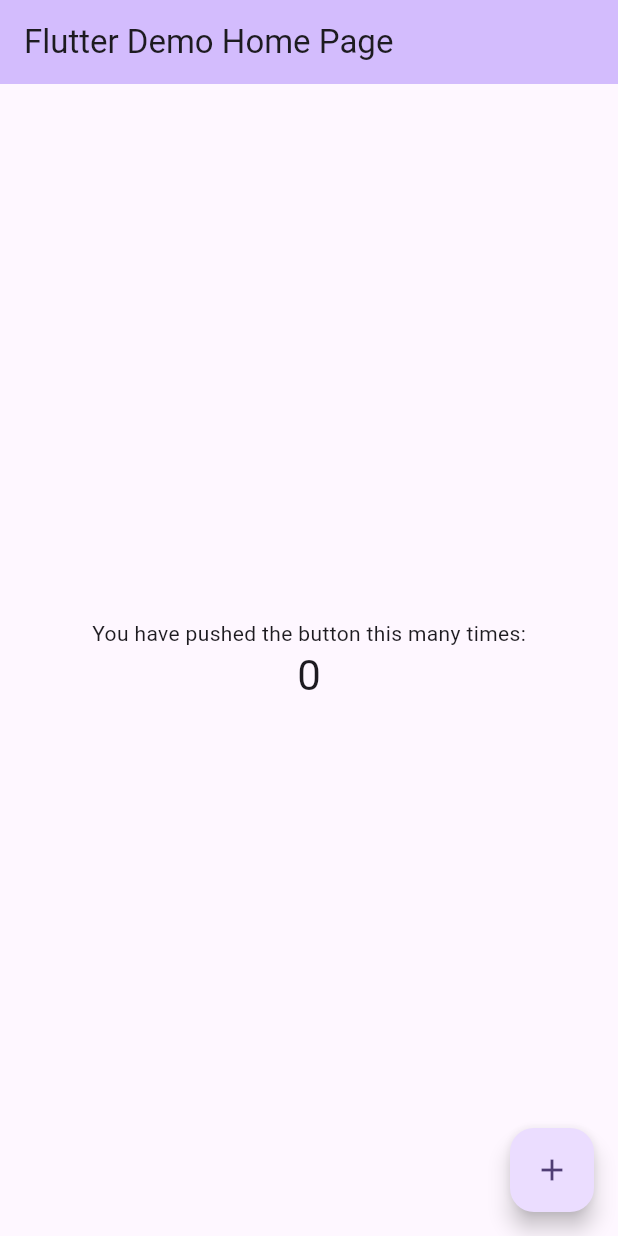
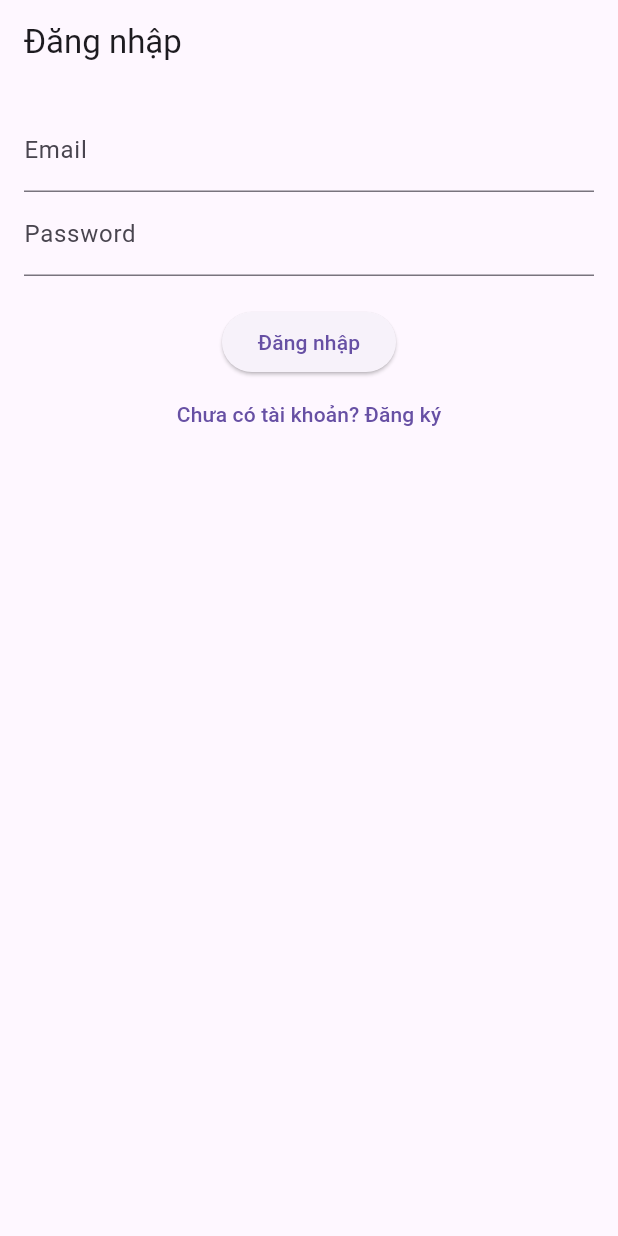
Before and after one commit to Qthanh1t/chat-app-flutter, a Flutter app: the screen it shows after launch, on a phone screen of 412 x 824 dp. Run offline on Flutter 3.47's test engine with Material 3 defaults, Android fonts, the phone set to English and light mode, and no system bars; our stand-ins replace hive, hive_flutter; accounts and stored records are empty.

Commit message:
register and login page, auto login with token

```diff
--- a/lib/main.dart
+++ b/lib/main.dart
@@ -1,125 +1,63 @@
 import 'package:flutter/material.dart';
+import 'package:hive_flutter/hive_flutter.dart';
+import 'package:http/http.dart' as http;
+import 'dart:convert';
 
-void main() {
+import 'pages/login_page.dart';
+import 'pages/home_page.dart';
+
+void main() async {
+  WidgetsFlutterBinding.ensureInitialized();
+  await Hive.initFlutter();
+  await Hive.openBox("chat_app");
+
   runApp(const MyApp());
 }
 
 class MyApp extends StatelessWidget {
   const MyApp({super.key});
 
-  // This widget is the root of your application.
-  @override
-  Widget build(BuildContext context) {
-    return MaterialApp(
-      title: 'Flutter Demo',
-      theme: ThemeData(
-        // This is the theme of your application.
-        //
-        // TRY THIS: Try running your application with "flutter run". You'll see
-        // the application has a purple toolbar. Then, without quitting the app,
-        // try changing the seedColor in the colorScheme below to Colors.green
-        // and then invoke "hot reload" (save your changes or press the "hot
-        // reload" button in a Flutter-supported IDE, or press "r" if you used
-        // the command line to start the app).
-        //
-        // Notice that the counter didn't reset back to zero; the application
-        // state is not lost during the reload. To reset the state, use hot
-        // restart instead.
-        //
-        // This works for code too, not just values: Most code changes can be
-        // tested with just a hot reload.
-        colorScheme: ColorScheme.fromSeed(seedColor: Colors.deepPurple),
-        useMaterial3: true,
-      ),
-      home: const MyHomePage(title: 'Flutter Demo Home Page'),
-    );
-  }
-}
+  Future<bool> checkToken() async {
+    final box = Hive.box("chat_app");
+    final token = box.get("token");
+    if (token == null) return false;
 
-class MyHomePage extends StatefulWidget {
-  const MyHomePage({super.key, required this.title});
+    try {
+      final response = await http.get(
+        Uri.parse("http://10.0.2.2:5000/api/users/me"),
+        headers: {"Authorization": "Bearer $token"},
+      );
 
-  // This widget is the home page of your application. It is stateful, meaning
-  // that it has a State object (defined below) that contains fields that affect
-  // how it looks.
-
-  // This class is the configuration for the state. It holds the values (in this
-  // case the title) provided by the parent (in this case the App widget) and
-  // used by the build method of the State. Fields in a Widget subclass are
-  // always marked "final".
-
-  final String title;
-
-  @override
-  State<MyHomePage> createState() => _MyHomePageState();
-}
-
-class _MyHomePageState extends State<MyHomePage> {
-  int _counter = 0;
-
-  void _incrementCounter() {
-    setState(() {
-      // This call to setState tells the Flutter framework that something has
-      // changed in this State, which causes it to rerun the build method below
-      // so that the display can reflect the updated values. If we changed
-      // _counter without calling setState(), then the build method would not be
-      // called again, and so nothing would appear to happen.
-      _counter++;
-    });
+      if (response.statusCode == 200) {
+        final data = jsonDecode(response.body);
+        box.put("userId", data["_id"]);
+        box.put("username", data["username"]);
+        return true;
+      } else {
+        box.delete("token");
+        return false;
+      }
+    } catch (e) {
+      box.delete("token");
+      return false;
+    }
   }
 
   @override
   Widget build(BuildContext context) {
-    // This method is rerun every time setState is called, for instance as done
-    // by the _incrementCounter method above.
-    //
-    // The Flutter framework has been optimized to make rerunning build methods
-    // fast, so that you can just rebuild anything that needs updating rather
-    // than having to individually change instances of widgets.
-    return Scaffold(
-      appBar: AppBar(
-        // TRY THIS: Try changing the color here to a specific color (to
-        // Colors.amber, perhaps?) and trigger a hot reload to see the AppBar
-        // change color while the other colors stay the same.
-        backgroundColor: Theme.of(context).colorScheme.inversePrimary,
-        // Here we take the value from the MyHomePage object that was created by
-        // the App.build method, and use it to set our appbar title.
-        title: Text(widget.title),
-      ),
-      body: Center(
-        // Center is a layout widget. It takes a single child and positions it
-        // in the middle of the parent.
-        child: Column(
-          // Column is also a layout widget. It takes a list of children and
-          // arranges them vertically. By default, it sizes itself to fit its
-          // children horizontally, and tries to be as tall as its parent.
-          //
-          // Column has various properties to control how it sizes itself and
-          // how it positions its children. Here we use mainAxisAlignment to
-          // center the children vertically; the main axis here is the vertical
-          // axis because Columns are vertical (the cross axis would be
-          // horizontal).
-          //
-          // TRY THIS: Invoke "debug painting" (choose the "Toggle Debug Paint"
-          // action in the IDE, or press "p" in the console), to see the
-          // wireframe for each widget.
-          mainAxisAlignment: MainAxisAlignment.center,
-          children: <Widget>[
-            const Text(
-              'You have pushed the button this many times:',
-            ),
-            Text(
-              '$_counter',
-              style: Theme.of(context).textTheme.headlineMedium,
-            ),
-          ],
-        ),
-      ),
-      floatingActionButton: FloatingActionButton(
-        onPressed: _incrementCounter,
-        tooltip: 'Increment',
-        child: const Icon(Icons.add),
-      ), // This trailing comma makes auto-formatting nicer for build methods.
+    return FutureBuilder<bool>(
+      future: checkToken(),
+      builder: (context, snapshot) {
+        if (!snapshot.hasData) {
+          return const MaterialApp(
+              home: Scaffold(body: Center(child: CircularProgressIndicator())));
+        }
+        final isLoggedIn = snapshot.data!;
+        return MaterialApp(
+          title: 'Flutter Chat',
+          home: isLoggedIn ? const HomePage() : const LoginPage(),
+        );
+      },
     );
   }
 }
--- /dev/null
+++ b/lib/pages/login_page.dart
@@ -0,0 +1,77 @@
+import 'package:flutter/material.dart';
+import 'package:hive/hive.dart';
+import 'package:http/http.dart' as http;
+import 'dart:convert';
+
+import 'home_page.dart';
+import 'register_page.dart';
+
+class LoginPage extends StatefulWidget {
+  const LoginPage({super.key});
+  @override
+  State<LoginPage> createState() {
+    return _LoginPageState();
+  }
+}
+
+class _LoginPageState extends State<LoginPage> {
+  final emailController = TextEditingController();
+  final passwordController = TextEditingController();
+  final box = Hive.box("chat_app");
+
+  Future<void> login() async {
+    final response = await http.post(
+      Uri.parse("http://10.0.2.2:5000/api/users/login"),
+      headers: {"Content-Type": "application/json"},
+      body: jsonEncode(
+          {"email": emailController.text, "password": passwordController.text}),
+    );
+    if (response.statusCode == 200) {
+      final data = jsonDecode(response.body);
+      box.put("token", data["token"]);
+      box.put("userId", data["user"]["_id"]);
+      box.put("username", data["user"]["username"]);
+
+      Navigator.pushReplacement(
+        context,
+        MaterialPageRoute(builder: (_) => const HomePage()),
+      );
+    } else {
+      print("Đăng nhập thất bại: ${response.body}");
+    }
+  }
+
+  @override
+  Widget build(BuildContext context) {
+    return Scaffold(
+      appBar: AppBar(
+        title: const Text("Đăng nhập"),
+      ),
+      body: Padding(
+        padding: const EdgeInsets.all(16),
+        child: Column(
+          children: [
+            TextField(
+                controller: emailController,
+                decoration: const InputDecoration(labelText: "Email")),
+            TextField(
+                controller: passwordController,
+                obscureText: true,
+                decoration: const InputDecoration(labelText: "Password")),
+            const SizedBox(height: 20),
+            ElevatedButton(onPressed: login, child: const Text("Đăng nhập")),
+            TextButton(
+              onPressed: () {
+                Navigator.push(
+                  context,
+                  MaterialPageRoute(builder: (_) => const RegisterPage()),
+                );
+              },
+              child: const Text("Chưa có tài khoản? Đăng ký"),
+            )
+          ],
+        ),
+      ),
+    );
+  }
+}
--- a/pubspec.yaml
+++ b/pubspec.yaml
@@ -30,7 +30,11 @@ environment:
 dependencies:
   flutter:
     sdk: flutter
-
+  http: ^1.2.1
+  hive: ^2.2.3
+  hive_flutter: ^1.1.0
+  path_provider: ^2.1.2
+  socket_io_client: ^2.0.3+1
 
   # The following adds the Cupertino Icons font to your application.
   # Use with the CupertinoIcons class for iOS style icons.
```
Also changed, not shown: lib/pages/home_page.dart (added, +17 -0 lines), lib/pages/register_page.dart (added, +61 -0 lines), pubspec.lock, 3 other files.
